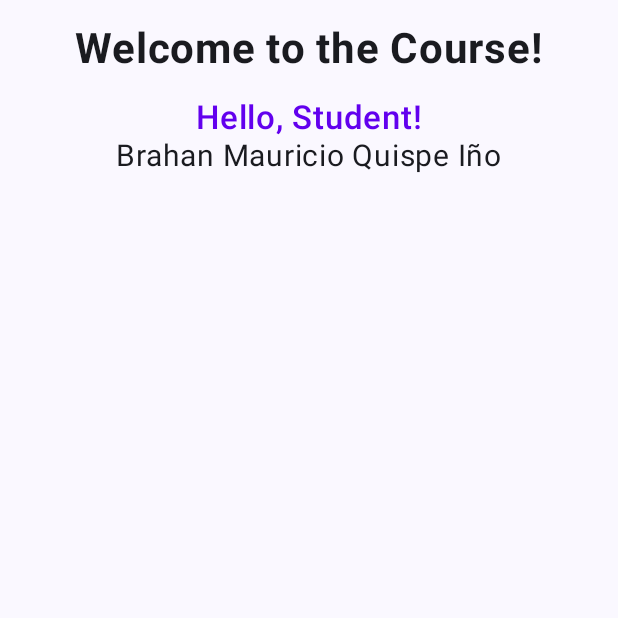
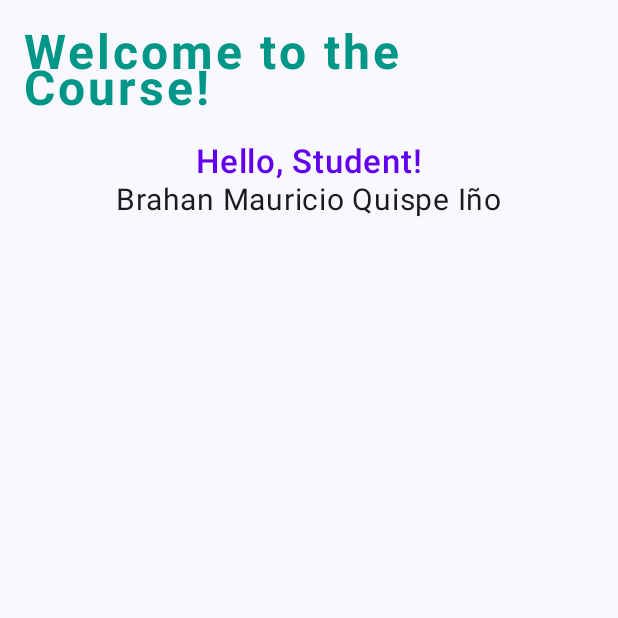
Before and after one commit to BrahanPRANK/lab04, an Android app built with Jetpack Compose: the screen it shows after launch (MainActivity), on a phone screen of 412 x 824 dp, the top half of it. Run offline under Robolectric (Android 15) with nearby library versions, the phone set to English and light mode, and no system bars.

Commit message:
cambio primer componente

```diff
--- a/app/src/main/java/com/example/lab04/MainActivity.kt
+++ b/app/src/main/java/com/example/lab04/MainActivity.kt
@@ -42,15 +42,17 @@ fun ViewHolaCurso() {
     ) {
         Text(
             text = "Welcome to the Course!",
-            fontSize = 28.sp,
-            fontWeight = FontWeight.Bold
+            fontSize = 32.sp, // más grande
+            fontWeight = FontWeight.Bold,
+            color = androidx.compose.ui.graphics.Color(0xFF009688), // verde agua
+            letterSpacing = 2.sp // espacio entre letras
         )
         Spacer(modifier = Modifier.height(16.dp))
         Text(
             text = "Hello, Student!",
             fontSize = 22.sp, // Aumentamos un poco el tamaño
             fontWeight = FontWeight.SemiBold, // Más grueso
-            color = androidx.compose.ui.graphics.Color(0xFF6200EE) // Color morado
+            color = androidx.compose.ui.graphics.Color(0xFF6200EE)
         )
 
         Text(
```
